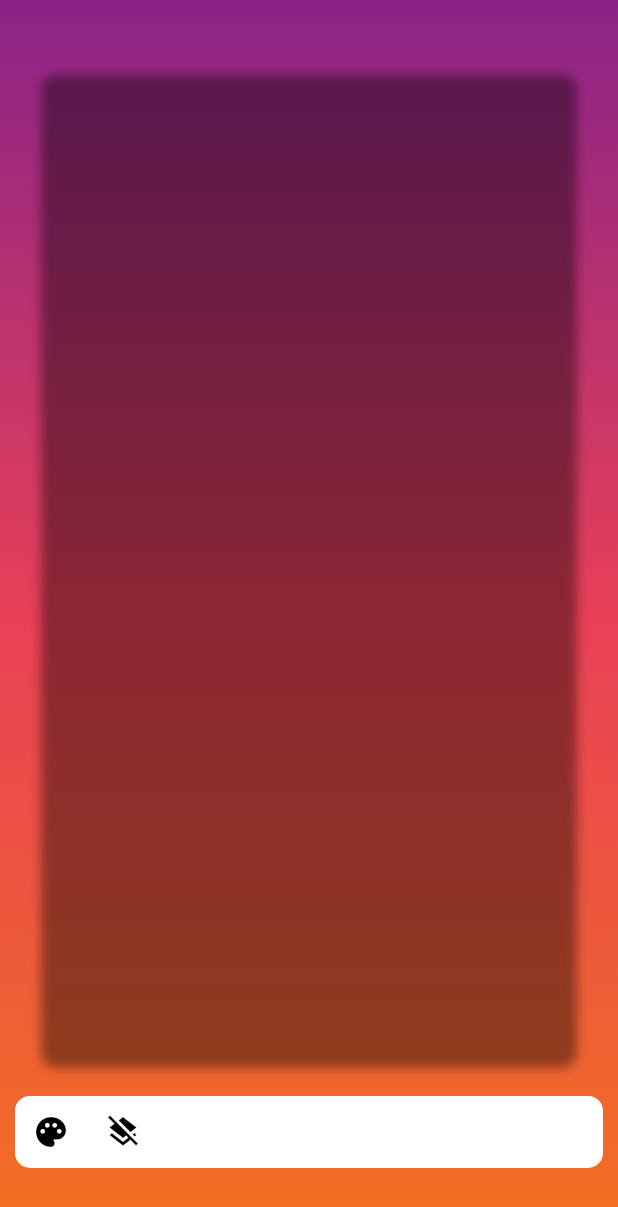
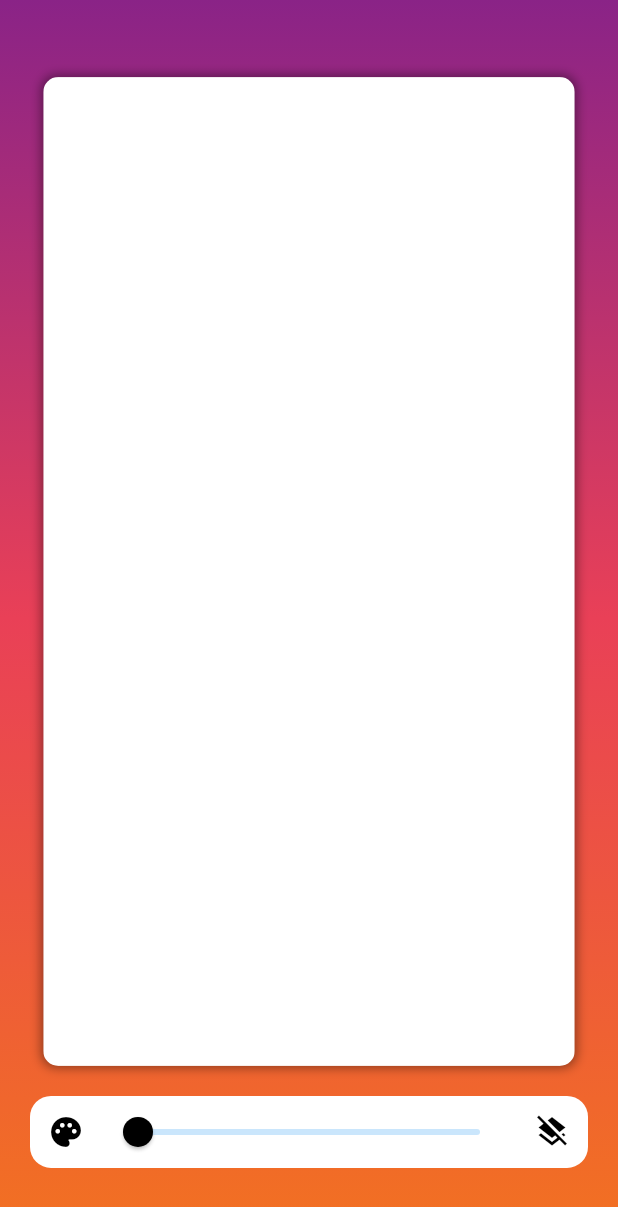
Before and after one commit to aravindmedamoni/painter, a Flutter app: the screen it shows after launch, on a phone screen of 412 x 824 dp. Shown: the top 1207 px of the screen. Run offline on Flutter 3.47's test engine with Material 2 defaults, Android fonts, the phone set to English and light mode, and no system bars; our stand-ins replace flutter_colorpicker.

Commit message:
functionality added..

```diff
--- a/lib/main.dart
+++ b/lib/main.dart
@@ -1,5 +1,8 @@
+import 'dart:ui';
+
 import 'package:flutter/material.dart';
 import 'package:flutter/rendering.dart';
+import 'package:flutter_colorpicker/flutter_colorpicker.dart';
 
 void main() => runApp(MyApp());
 
@@ -17,13 +20,69 @@ class MyApp extends StatelessWidget {
     );
   }
 }
-
+class DrawArea{
+  Offset point;
+  Paint areaPaint;
+  DrawArea({this.point, this.areaPaint});
+}
 class HomePage extends StatefulWidget {
   @override
   _HomePageState createState() => _HomePageState();
 }
 
 class _HomePageState extends State<HomePage> {
+  List<DrawArea> points = [];
+  Color selectedColor;
+  double strokeWidth;
+
+  void selectColor() {
+    showDialog(
+      context: context,
+      child: AlertDialog(
+        title: const Text('Pick a color!'),
+        content: SingleChildScrollView(
+          child: BlockPicker(
+            pickerColor: selectedColor,
+            onColorChanged: (color) {
+              setState(() {
+                selectedColor = color;
+              });
+            },
+          ),
+          // Use Material color picker:
+          //
+          // child: MaterialPicker(
+          //   pickerColor: pickerColor,
+          //   onColorChanged: changeColor,
+          //   showLabel: true, // only on portrait mode
+          // ),
+          //
+          // Use Block color picker:
+          //
+          // child: BlockPicker(
+          //   pickerColor: currentColor,
+          //   onColorChanged: changeColor,
+          // ),
+        ),
+        actions: <Widget>[
+          FlatButton(
+            child: const Text('Got it'),
+            onPressed: () {
+              Navigator.of(context).pop();
+            },
+          ),
+        ],
+      ),
+    );
+  }
+
+  @override
+  void initState() {
+    super.initState();
+    selectedColor = Colors.black;
+    strokeWidth = 2.0;
+  }
+
   @override
   Widget build(BuildContext context) {
     return Scaffold(
@@ -45,33 +104,87 @@ class _HomePageState extends State<HomePage> {
             mainAxisAlignment: MainAxisAlignment.center,
             children: <Widget>[
               Container(
-                width: MediaQuery.of(context).size.width*0.86,
-                height: MediaQuery.of(context).size.height*0.80,
-                margin: EdgeInsets.only(top:6.0),
+                width: MediaQuery.of(context).size.width * 0.86,
+                height: MediaQuery.of(context).size.height * 0.80,
+                margin: EdgeInsets.only(top: 6.0),
                 decoration: BoxDecoration(
-                  borderRadius: BorderRadius.circular(10.0),
-                  boxShadow: [
-                    BoxShadow(
-                      blurRadius: 5,
-                      color: Colors.black.withOpacity(0.4),
-                      spreadRadius: 1.0
-                    )
-                  ]
+                    borderRadius: BorderRadius.circular(10.0),
+                    boxShadow: [
+                      BoxShadow(
+                          blurRadius: 5,
+                          color: Colors.black.withOpacity(0.4),
+                          spreadRadius: 1.0),
+                    ]),
+                child: GestureDetector(
+                  onPanDown: (details) {
+                    setState(() {
+                      points.add(DrawArea(point:details.localPosition, areaPaint: Paint()
+                        ..color = selectedColor
+                        ..strokeWidth = strokeWidth
+                        ..isAntiAlias = true
+                        ..strokeCap = StrokeCap.round));
+                    });
+                  },
+                  onPanUpdate: (details) {
+                    setState(() {
+                      points.add(DrawArea(point:details.localPosition, areaPaint: Paint()
+                        ..color = selectedColor
+                        ..strokeWidth = strokeWidth
+                        ..isAntiAlias = true
+                        ..strokeCap = StrokeCap.round));
+                    });
+                  },
+                  onPanEnd: (details) {
+                    setState(() {
+                      points.add(null);
+                    });
+                  },
+                  child: ClipRRect(
+                    borderRadius: BorderRadius.circular(10.0),
+                    child: CustomPaint(
+                      painter: MyCustomPainter(points: points),
+                    ),
+                  ),
                 ),
               ),
               SizedBox(
                 height: 20.0,
               ),
               Container(
-                margin: EdgeInsets.symmetric(horizontal: 10.0),
+                margin: EdgeInsets.symmetric(horizontal: 20.0),
                 decoration: BoxDecoration(
                   color: Colors.white,
-                  borderRadius: BorderRadius.circular(10.0),
+                  borderRadius: BorderRadius.circular(14.0),
                 ),
                 child: Row(
                   children: <Widget>[
-                    IconButton(icon: Icon(Icons.palette,color: Colors.black,), onPressed: null),
-                    IconButton(icon: Icon(Icons.layers_clear,color: Colors.black,), onPressed: null)
+                    IconButton(
+                        icon: Icon(
+                          Icons.palette,
+                          color: selectedColor,
+                        ),
+                        onPressed: () {
+                          selectColor();
+                        }),
+                    Expanded(
+                        child: Slider(
+                            min: 2.0,
+                            max: 20.0,
+                            activeColor: selectedColor,
+                            value: strokeWidth,
+                            onChanged: (value) {
+                              setState(() {
+                                strokeWidth = value;
+                              });
+                            })),
+                    IconButton(
+                        icon: Icon(
+                          Icons.layers_clear,
+                          color: selectedColor,
+                        ),
+                        onPressed: () {
+                          points.clear();
+                        })
                   ],
                 ),
               )
@@ -82,3 +195,32 @@ class _HomePageState extends State<HomePage> {
     ));
   }
 }
+
+class MyCustomPainter extends CustomPainter {
+  List<DrawArea> points;
+  Color selectedColor;
+  double strokeWidth;
+  MyCustomPainter({this.points, this.selectedColor, this.strokeWidth});
+
+  @override
+  void paint(Canvas canvas, Size size) {
+    Paint background = Paint()..color = Colors.white;
+    Rect rect = Rect.fromLTWH(0, 0, size.width, size.height);
+    canvas.drawRect(rect, background);
+    Paint paint;
+    for (int x = 0; x < points.length - 1; x++) {
+      if (points[x] != null && points[x + 1] != null) {
+        paint = points[x].areaPaint;
+        canvas.drawLine(points[x].point, points[x + 1].point, paint);
+      } else if (points[x] != null && points[x + 1] == null) {
+        paint = points[x].areaPaint;
+        canvas.drawPoints(PointMode.points, [points[x].point], paint);
+      }
+    }
+  }
+
+  @override
+  bool shouldRepaint(CustomPainter oldDelegate) {
+    return true;
+  }
+}
--- a/pubspec.yaml
+++ b/pubspec.yaml
@@ -19,6 +19,7 @@ environment:
 dependencies:
   flutter:
     sdk: flutter
+  flutter_colorpicker: ^0.3.2
 
 
   # The following adds the Cupertino Icons font to your application.
```
Also changed, not shown: pubspec.lock.
